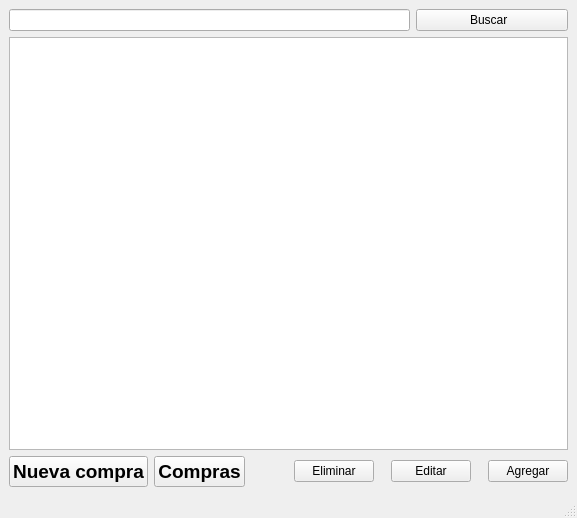
The window that Ventana_principal.ui (javierperezferrada/tarea_final_taller) describes before a commit, drawn with Qt 5.
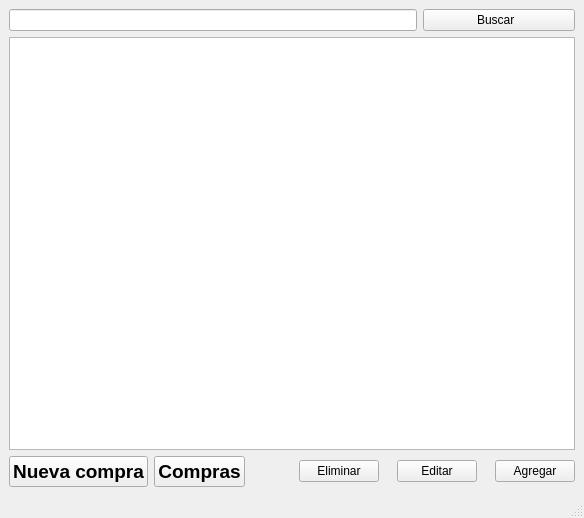
The same window after the commit.

Commit message: ventana principal con view

What changed in the file:
```diff
--- a/Ventana_principal.ui
+++ b/Ventana_principal.ui
@@ -6,7 +6,7 @@
    <rect>
     <x>0</x>
     <y>0</y>
-    <width>577</width>
+    <width>584</width>
     <height>518</height>
    </rect>
   </property>
```
Left out of the diff: 2 changed lines with no effect on the pictures. The commit also changes 2 other files.
